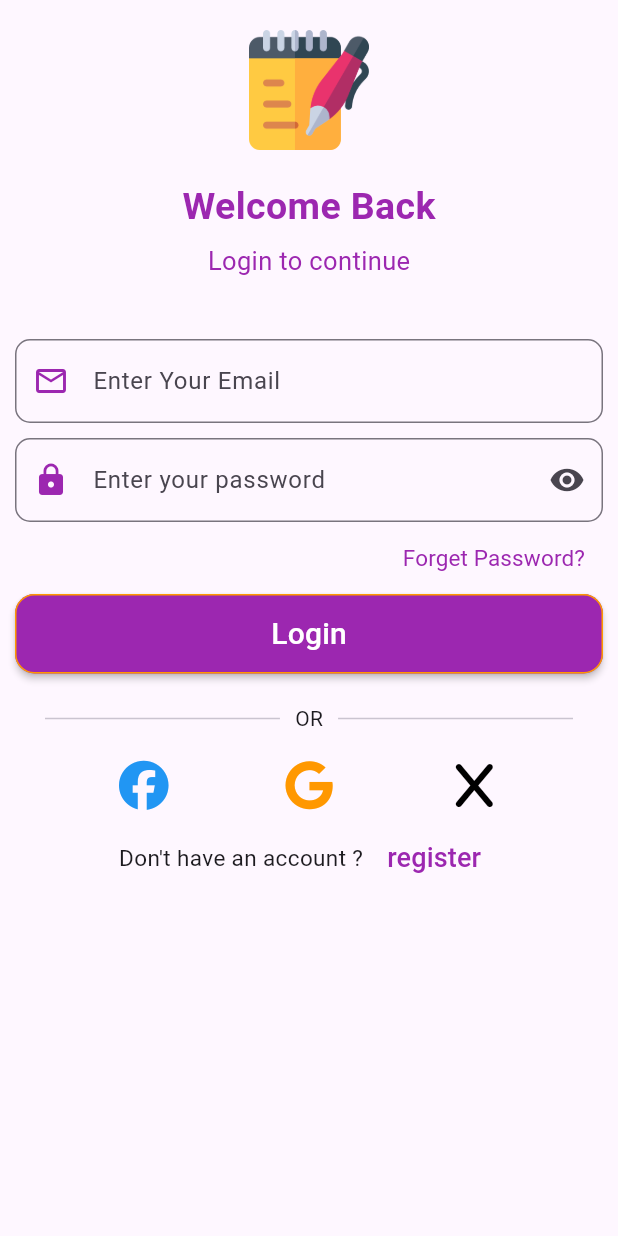
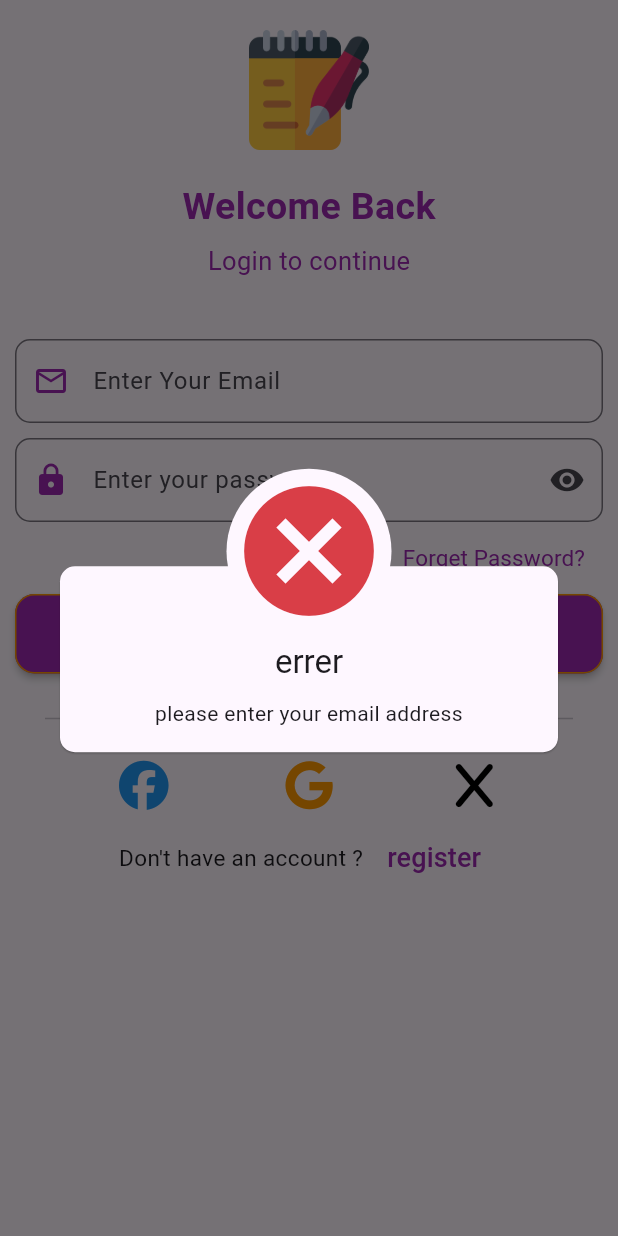
Before and after one commit to issamriko/firebaseApp, a Flutter app: the screen it shows after launch, after a tap on "Forget Password?", on a phone screen of 412 x 824 dp. Run offline on Flutter 3.47's test engine with Material 3 defaults, Android fonts, the phone set to English and light mode, and no system bars; our stand-ins replace awesome_dialog, firebase_auth, firebase_core, font_awesome_flutter, google_sign_in; accounts and stored records are empty.

```diff
--- a/lib/screen/sign/login_screen.dart
+++ b/lib/screen/sign/login_screen.dart
@@ -6,6 +6,7 @@ import 'package:awesome_dialog/awesome_dialog.dart';
 import 'package:firebase_auth/firebase_auth.dart';
 import 'package:flutter/material.dart';
 import 'package:font_awesome_flutter/font_awesome_flutter.dart';
+import 'package:google_sign_in/google_sign_in.dart';
 
 class LoginScreen extends StatefulWidget {
   const LoginScreen({super.key});
@@ -19,6 +20,32 @@ class _LoginScreenState extends State<LoginScreen> {
   TextEditingController password = TextEditingController();
   GlobalKey<FormState> formstate = GlobalKey<FormState>();
   bool visible = true;
+  //sign in with google
+  Future signInWithGoogle() async {
+    // Trigger the authentication flow
+    final GoogleSignInAccount? googleUser = await GoogleSignIn().signIn();
+    if (googleUser == null) {
+      return;
+    }
+    // Obtain the auth details from the request
+    final GoogleSignInAuthentication? googleAuth =
+        await googleUser.authentication;
+
+    // Create a new credential
+    final credential = GoogleAuthProvider.credential(
+      accessToken: googleAuth?.accessToken,
+      idToken: googleAuth?.idToken,
+    );
+
+    // Once signed in, return the UserCredential
+    await FirebaseAuth.instance.signInWithCredential(credential);
+    Navigator.pushAndRemoveUntil(
+        context,
+        MaterialPageRoute(
+          builder: (context) => Homescreen(),
+        ),
+        (route) => false);
+  }
 
   @override
   Widget build(BuildContext context) {
@@ -94,7 +121,28 @@ class _LoginScreenState extends State<LoginScreen> {
             Container(
                 alignment: Alignment.topRight,
                 child: TextButton(
-                  onPressed: () {},
+                  onPressed: () async {
+                    if (email.text == "") {
+                      return AwesomeDialog(
+                              context: context,
+                              title: "errer",
+                              dialogType: DialogType.error,
+                              animType: AnimType.rightSlide,
+                              desc: 'please enter your email address ')
+                          .show();
+                    } else {
+                      await FirebaseAuth.instance
+                          .sendPasswordResetEmail(email: email.text);
+                      AwesomeDialog(
+                              context: context,
+                              title: "errer",
+                              dialogType: DialogType.error,
+                              animType: AnimType.rightSlide,
+                              desc:
+                                  'go to your email address to reset your password')
+                          .show();
+                    }
+                  },
                   child: Text(
                     "Forget Password?",
                     style: TextStyle(
@@ -186,7 +234,9 @@ class _LoginScreenState extends State<LoginScreen> {
                       size: 33,
                     )),
                 IconButton(
-                    onPressed: () {},
+                    onPressed: () {
+                      signInWithGoogle();
+                    },
                     icon: Icon(
                       FontAwesomeIcons.google,
                       color: Colors.orange,
--- a/lib/screen/sign/signup_screen.dart
+++ b/lib/screen/sign/signup_screen.dart
@@ -101,7 +101,8 @@ class _SignUpState extends State<SignUpScreen> {
                       email: email.text,
                       password: password.text,
                     );
-                    FirebaseAuth.instance.currentUser!.sendEmailVerification();
+                    await FirebaseAuth.instance.currentUser!
+                        .sendEmailVerification();
                     Navigator.pushAndRemoveUntil(
                         context,
                         MaterialPageRoute(
--- a/lib/screen/sign/widgets/custom_textformfield.dart
+++ b/lib/screen/sign/widgets/custom_textformfield.dart
@@ -17,7 +17,7 @@ class Customformfield extends StatelessWidget {
       required this.suffixicon,
       required this.validator,
       this.suffixIcon,
-      this.obscureText = true});
+      this.obscureText = false});
   @override
   Widget build(BuildContext context) {
     return TextFormField(
--- a/pubspec.yaml
+++ b/pubspec.yaml
@@ -21,6 +21,7 @@ dependencies:
   font_awesome_flutter: ^10.6.0
   firebase_auth: ^4.16.0
   awesome_dialog: ^3.2.0
+  google_sign_in: ^6.2.1
 
 dev_dependencies:
   flutter_test:
```
Also changed, not shown: lib/screen/homescreen/homescreen.dart (+11 -0 lines), lib/services/auth.dart (deleted), pubspec.lock, 1 other file.
